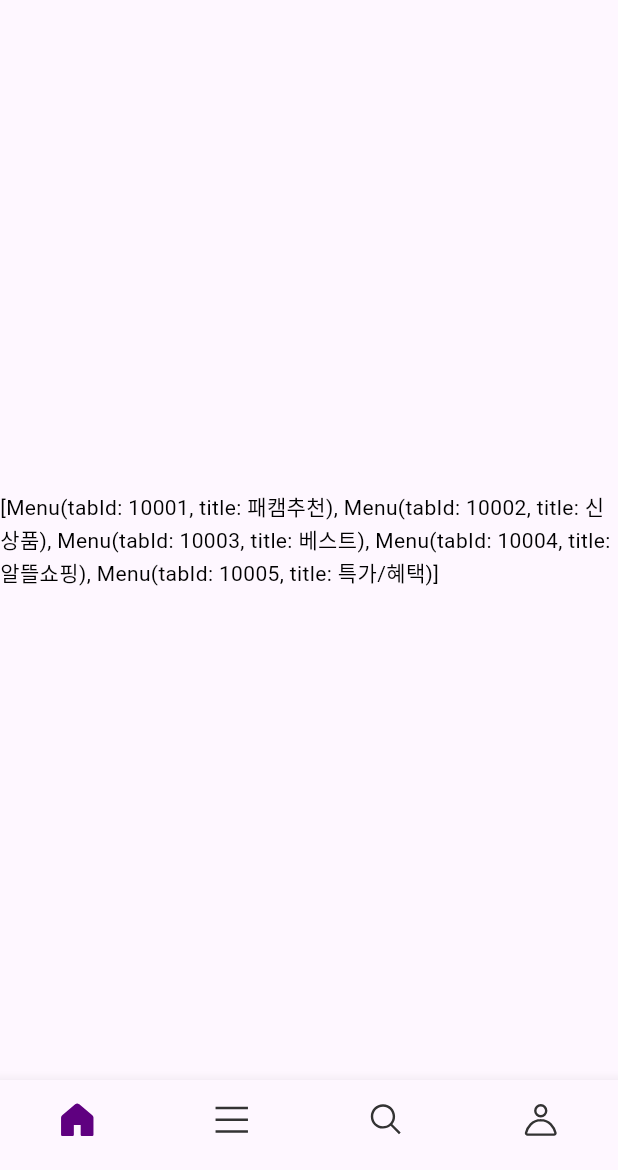
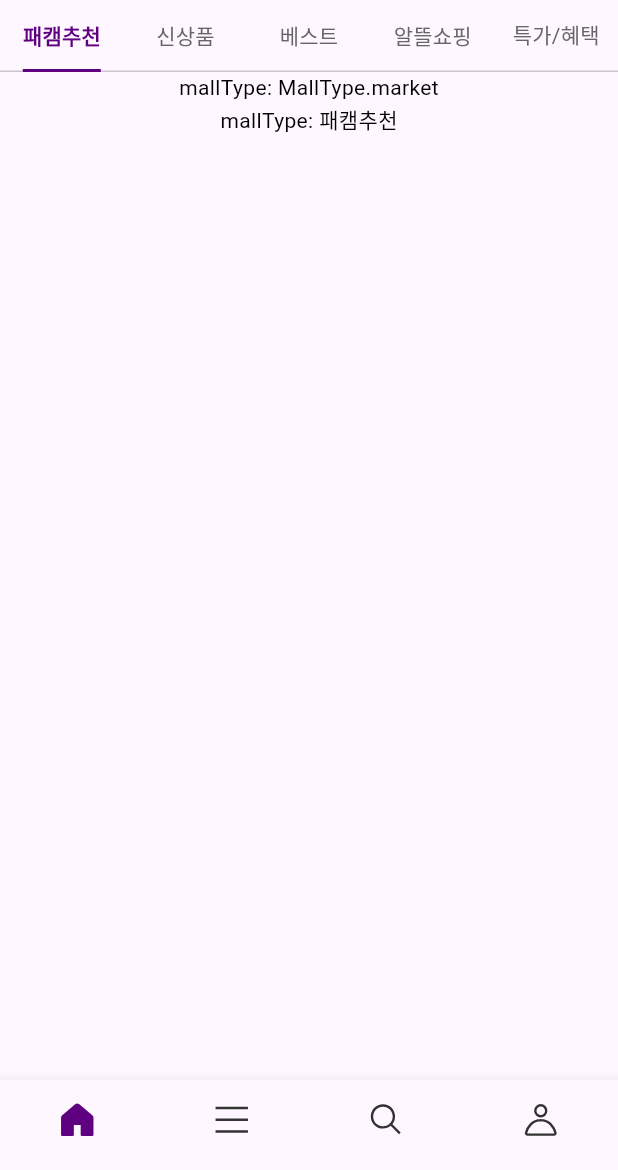
Before and after one commit to chaenchaen99/e-commerce-app, a Flutter app: the screen it shows after launch, on a phone screen of 412 x 824 dp, the part 66-1236 px from its top. Run offline on Flutter 3.47's test engine with Material 3 defaults, Android fonts, the phone set to English and light mode, and no system bars; our stand-ins replace dio, flutter_bloc, flutter_svg, freezed_annotation, get_it, go_router and 2 more; generated files the repository leaves out were written again; Roboto replaces fonts that are missing (Pretendard).

Commit message:
feat) GnbBar - UI 개발

```diff
--- /dev/null
+++ b/lib/presentation/pages/home/component/global_navigation/global_navigation_bar.dart
@@ -0,0 +1,56 @@
+import 'package:flutter/material.dart';
+import 'package:flutter_bloc/flutter_bloc.dart';
+import '../../../../../core/theme/constant/app_colors.dart';
+import '../../../../../core/theme/custom/custom_font_weight.dart';
+import '../../../../../core/utils/constant.dart';
+import '../../../../../domain/model/display/menu/menu.model.dart';
+import '../../bloc/menu_bloc/menu_bloc.dart';
+
+class GlobalNavigationBar extends StatelessWidget {
+  const GlobalNavigationBar(this.menus, {super.key});
+
+  final List<Menu> menus;
+
+  @override
+  Widget build(BuildContext context) {
+    final textScheme = Theme.of(context).textTheme;
+
+    return BlocBuilder<MenuBloc, MenuState>(builder: (context, state) {
+      return Stack(
+        children: [
+          TabBar(
+            tabs: List.generate(
+              menus.length,
+              (index) => Tab(
+                text: menus[index].title,
+              ),
+            ),
+            indicator: UnderlineTabIndicator(
+              borderSide: BorderSide(
+                color: AppColors.primary,
+                width: 2,
+              ),
+            ),
+            indicatorSize: TabBarIndicatorSize.label,
+            labelPadding: EdgeInsets.symmetric(horizontal: 8),
+            labelStyle: textScheme.titleSmall.semiBold,
+            unselectedLabelStyle: textScheme.titleSmall,
+            unselectedLabelColor: AppColors.contentSecondary,
+          ),
+          if (state.status == Status.loading)
+            Positioned.fill(
+              child: ColoredBox(
+                color: Colors.black.withOpacity(0.1),
+                child: Center(
+                  child: Transform.scale(
+                    scale: 0.5,
+                    child: CircularProgressIndicator(),
+                  ),
+                ),
+              ),
+            ),
+        ],
+      );
+    });
+  }
+}
--- /dev/null
+++ b/lib/presentation/pages/home/component/global_navigation/global_navigation_bar_view.dart
@@ -0,0 +1,27 @@
+import 'package:flutter/material.dart';
+import '../../../../../domain/model/display/menu/menu.model.dart';
+import '../../../main/cubit/mall_type_cubit.dart';
+
+class GlobalNavigationBarView extends StatelessWidget {
+  const GlobalNavigationBarView(this.mallType, this.menus, {super.key});
+
+  final List<Menu> menus;
+  final MallType mallType;
+
+  @override
+  Widget build(BuildContext context) {
+    return Expanded(
+      child: TabBarView(
+        children: List.generate(
+          menus.length,
+          (index) => Column(
+            children: [
+              Text('mallType: ${mallType}'),
+              Text('mallType: ${menus[index].title}'),
+            ],
+          ),
+        ),
+      ),
+    );
+  }
+}
--- a/lib/presentation/pages/home/home_page.dart
+++ b/lib/presentation/pages/home/home_page.dart
@@ -7,6 +7,8 @@ import '../../../domain/usecase/display/display.usecase.dart';
 import '../../../service_locator.dart';
 import '../main/cubit/mall_type_cubit.dart';
 import 'bloc/menu_bloc/menu_bloc.dart';
+import 'component/global_navigation/global_navigation_bar.dart';
+import 'component/global_navigation/global_navigation_bar_view.dart';
 
 class HomePage extends StatelessWidget {
   const HomePage({super.key});
@@ -39,9 +41,27 @@ class HomePageView extends StatelessWidget {
           switch (state.status) {
             case Status.initial:
             case Status.loading:
-              return const Center(child: CircularProgressIndicator());
+              return DefaultTabController(
+                key: ValueKey<MallType>(state.mallType),
+                length: state.menus.length,
+                child: Column(
+                  children: [
+                    GlobalNavigationBar(state.menus),
+                    GlobalNavigationBarView(state.mallType, state.menus),
+                  ],
+                ),
+              );
             case Status.success:
-              return Center(child: Text('${state.menus}'));
+              return DefaultTabController(
+                length: state.menus.length,
+                key: ValueKey<MallType>(state.mallType),
+                child: Column(
+                  children: [
+                    GlobalNavigationBar(state.menus),
+                    GlobalNavigationBarView(state.mallType, state.menus),
+                  ],
+                ),
+              );
             case Status.error:
               return Center(child: Text('error'));
           }
```
